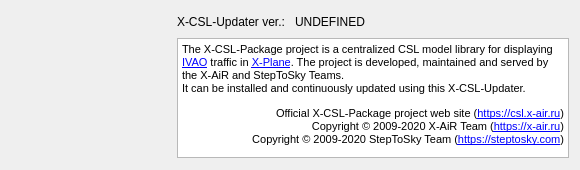
Old version of the form src/about.ui in the repository steptosky/x-csl-updater.
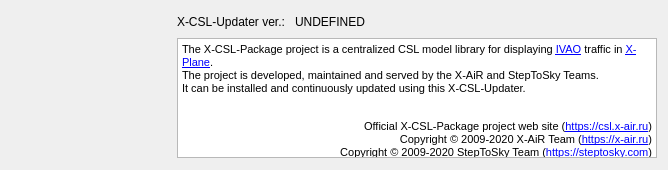
New version of the form. Icons and pictures are not drawn.

Commit message: another update for about window

The edit to the form file:
```diff
--- a/src/about.ui
+++ b/src/about.ui
@@ -9,7 +9,7 @@
    <rect>
     <x>0</x>
     <y>0</y>
-    <width>580</width>
+    <width>668</width>
     <height>170</height>
    </rect>
   </property>
@@ -21,13 +21,13 @@
   </property>
   <property name="minimumSize">
    <size>
-    <width>580</width>
+    <width>668</width>
     <height>170</height>
    </size>
   </property>
   <property name="maximumSize">
    <size>
-    <width>580</width>
+    <width>668</width>
     <height>170</height>
    </size>
   </property>
@@ -180,7 +180,7 @@
 &lt;html&gt;&lt;head&gt;&lt;meta name=&quot;qrichtext&quot; content=&quot;1&quot; /&gt;&lt;style type=&quot;text/css&quot;&gt;
 p, li { white-space: pre-wrap; }
 &lt;/style&gt;&lt;/head&gt;&lt;body style=&quot; font-family:'MS Shell Dlg 2'; font-size:8.25pt; font-weight:400; font-style:normal;&quot;&gt;
-&lt;p style=&quot; margin-top:12px; margin-bottom:12px; margin-left:0px; margin-right:0px; -qt-block-indent:0; text-indent:0px;&quot;&gt;The X-CSL-Package project is a centralized CSL model library for displaying &lt;a href=&quot;https://ivao.aero&quot;&gt;&lt;span style=&quot; text-decoration: underline; color:#0000ff;&quot;&gt;IVAO&lt;/span&gt;&lt;/a&gt; traffic in &lt;a href=&quot;https://x-plane.com&quot;&gt;&lt;span style=&quot; text-decoration: underline; color:#0000ff;&quot;&gt;X-Plane&lt;/span&gt;&lt;/a&gt;. The project is developed, maintained and served by&lt;br /&gt;the X-AiR and StepToSky Teams.&lt;br /&gt;It can be installed and continuously updated using this X-CSL-Updater.&lt;/p&gt;
+&lt;p style=&quot; margin-top:12px; margin-bottom:12px; margin-left:0px; margin-right:0px; -qt-block-indent:0; text-indent:0px;&quot;&gt;The X-CSL-Package project is a centralized CSL model library for displaying &lt;a href=&quot;https://ivao.aero&quot;&gt;&lt;span style=&quot; text-decoration: underline; color:#0000ff;&quot;&gt;IVAO&lt;/span&gt;&lt;/a&gt; traffic in &lt;a href=&quot;https://x-plane.com&quot;&gt;&lt;span style=&quot; text-decoration: underline; color:#0000ff;&quot;&gt;X-Plane&lt;/span&gt;&lt;/a&gt;.&lt;br /&gt;The project is developed, maintained and served by the X-AiR and StepToSky Teams.&lt;br /&gt;It can be installed and continuously updated using this X-CSL-Updater.&lt;br /&gt;&lt;/p&gt;
 &lt;p align=&quot;right&quot; style=&quot; margin-top:12px; margin-bottom:12px; margin-left:0px; margin-right:0px; -qt-block-indent:0; text-indent:0px;&quot;&gt;Official X-CSL-Package project web site (&lt;a href=&quot;https://csl.x-air.ru&quot;&gt;&lt;span style=&quot; text-decoration: underline; color:#0000ff;&quot;&gt;https://csl.x-air.ru&lt;/span&gt;&lt;/a&gt;)&lt;br /&gt;Copyright © 2009-2020 X-AiR Team (&lt;a href=&quot;https://x-air.ru&quot;&gt;&lt;span style=&quot; text-decoration: underline; color:#0000ff;&quot;&gt;https://x-air.ru&lt;/span&gt;&lt;/a&gt;)&lt;br /&gt;Copyright © 2009-2020 StepToSky Team (&lt;a href=&quot;https://steptosky.com&quot;&gt;&lt;span style=&quot; text-decoration: underline; color:#0000ff;&quot;&gt;https://steptosky.com&lt;/span&gt;&lt;/a&gt;)&lt;/p&gt;
 &lt;p align=&quot;center&quot; style=&quot; margin-top:12px; margin-bottom:12px; margin-left:0px; margin-right:0px; -qt-block-indent:0; text-indent:0px;&quot;&gt;&lt;br /&gt;&lt;/p&gt;
 &lt;p align=&quot;center&quot; style=&quot; margin-top:12px; margin-bottom:12px; margin-left:0px; margin-right:0px; -qt-block-indent:0; text-indent:0px;&quot;&gt;&lt;br /&gt;&lt;/p&gt;
```
